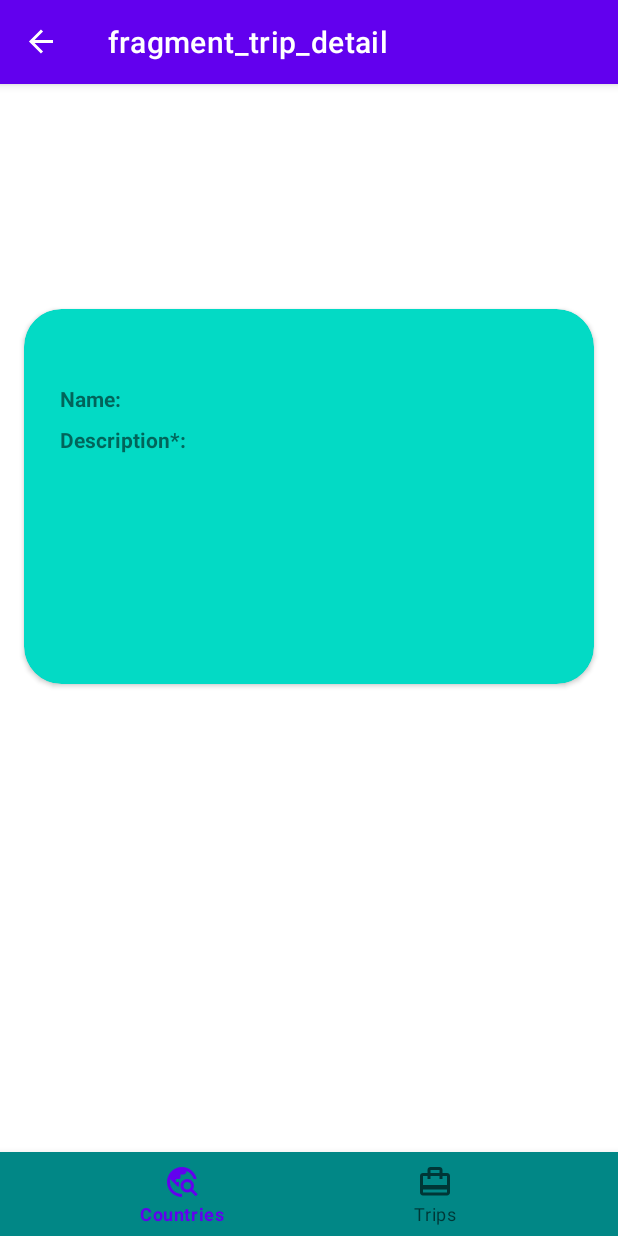
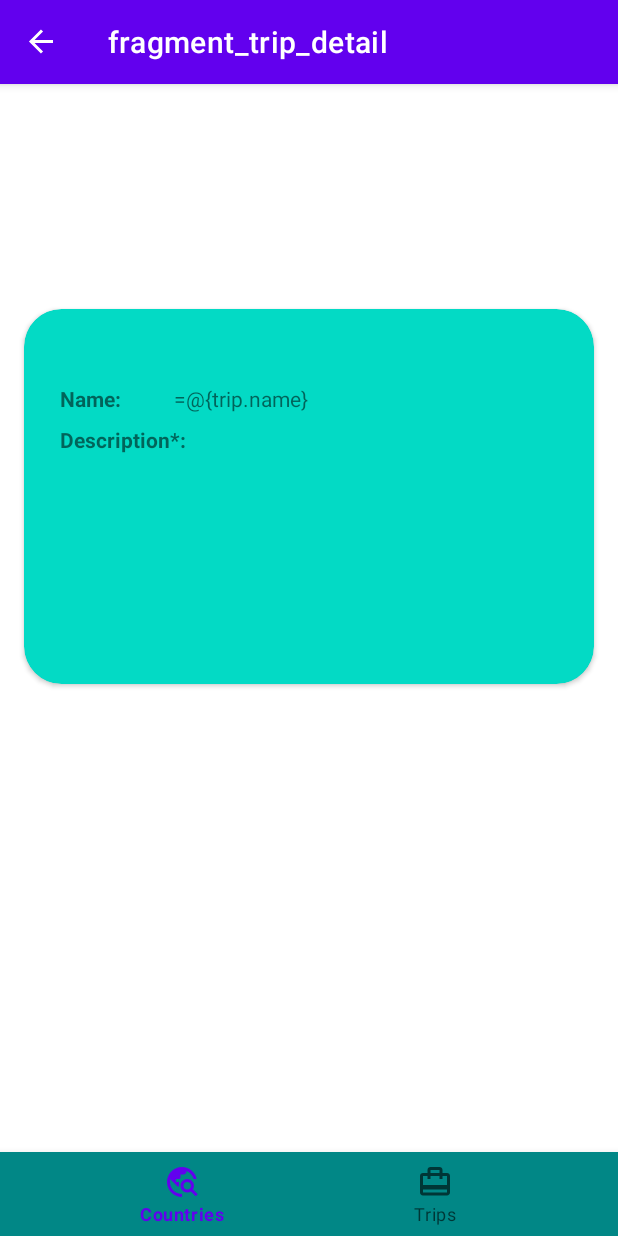
Before and after one commit to KClaassen/AroundTheWorld, an Android app: the TripDetailFragment screen opened through its navigation route, on a phone screen of 412 x 824 dp. Run offline under Robolectric (Android 15) with nearby library versions, the phone set to English and light mode, and no system bars; our stand-ins replace Room's generated code, data binding, navigation-ui; libraries missing offline, so code that uses them is left out: org.jetbrains.anko; 2 statements that could not run were skipped.

Commit message:
Trip: Fixed viewmodel initializing issue by lazily initializing viewmodel in TripDetailFragment.kt Working on getting entered data to show correctly in TripDetailFragment.kt

```diff
--- a/app/src/main/java/com/example/android/capstoneproject_aroundtheworld/trips/detail/TripDetailFragment.kt
+++ b/app/src/main/java/com/example/android/capstoneproject_aroundtheworld/trips/detail/TripDetailFragment.kt
@@ -8,6 +8,7 @@ import android.view.ViewGroup
 import androidx.databinding.DataBindingUtil
 import androidx.fragment.app.activityViewModels
 import androidx.lifecycle.Observer
+import androidx.lifecycle.ViewModelProvider
 import com.example.android.capstoneproject_aroundtheworld.R
 import com.example.android.capstoneproject_aroundtheworld.countries.detail.CountryDetailFragmentArgs
 import com.example.android.capstoneproject_aroundtheworld.databinding.FragmentCountryDetailBinding
@@ -19,7 +20,16 @@ import com.example.android.capstoneproject_aroundtheworld.trips.TripsViewModel
 class TripDetailFragment : Fragment() {
 
     private lateinit var binding: FragmentTripDetailBinding
-    private val viewModel: TripsViewModel by activityViewModels()
+    /**
+     * Lazily initialize our [TripsViewModel].
+     */
+    private val viewModel: TripsViewModel by lazy {
+        val activity = requireNotNull(this.activity) {
+        }
+        ViewModelProvider(this, TripsViewModel.Factory(activity.application)).get(
+                TripsViewModel::class.java
+        )
+    }
 
     override fun onCreateView(
         inflater: LayoutInflater, container: ViewGroup?,
--- a/app/src/main/res/layout/fragment_trip_detail.xml
+++ b/app/src/main/res/layout/fragment_trip_detail.xml
@@ -76,7 +76,7 @@
                     android:layout_width="wrap_content"
                     android:layout_height="wrap_content"
                     android:layout_marginStart="32dp"
-                    android:text="@{trip.name}"
+                    android:text="=@{trip.name}"
                     app:layout_constraintBaseline_toBaselineOf="@+id/trip_name_detail_label"
                     app:layout_constraintStart_toEndOf="@+id/trip_name_detail_label" />
 
```
